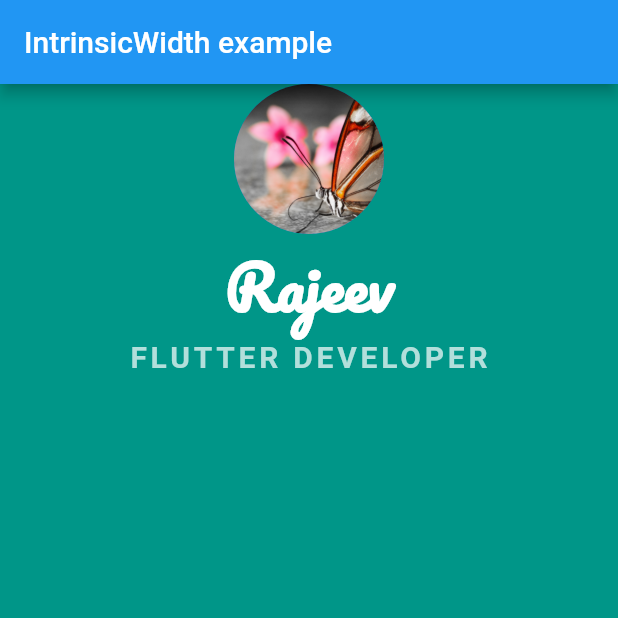
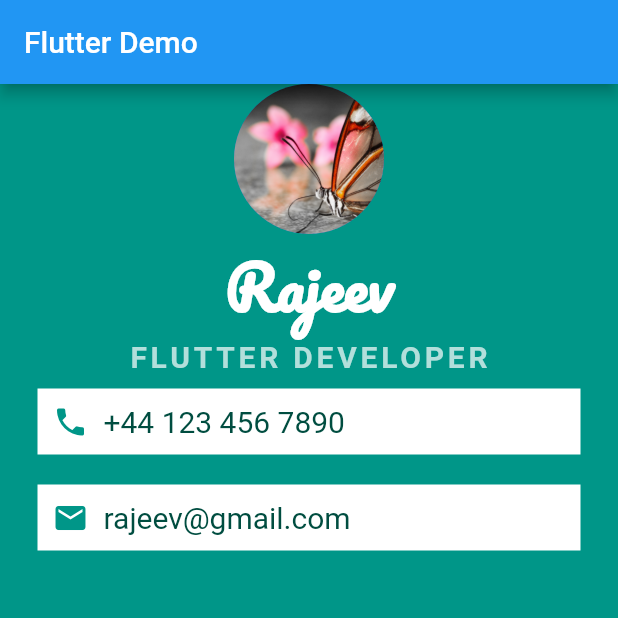
Before and after one commit to rajeevlochansahu/flutter_app_example, a Flutter app: the screen it shows after launch, on a phone screen of 412 x 824 dp, the top half of it. Run offline on Flutter 3.47's test engine with Material 2 defaults, Android fonts, the phone set to English and light mode, and no system bars; Roboto replaces fonts that are missing (Source Sans Pro).

Commit message:
Container widget with Text and Icon

```diff
--- a/lib/main.dart
+++ b/lib/main.dart
@@ -15,7 +15,7 @@ class MyApp extends StatelessWidget {
       title: 'Flutter Demo',
       home: Scaffold(
         backgroundColor: Colors.teal,
-        appBar: AppBar(title: Text('IntrinsicWidth example')),
+        appBar: AppBar(title: Text('Flutter Demo')),
         body: SafeArea(
           child: Column(
             children: <Widget>[
@@ -42,8 +42,45 @@ class MyApp extends StatelessWidget {
                     fontWeight: FontWeight.bold),
               ),
               Container(
+                padding: EdgeInsets.all(10.0),
+                color: Colors.white,
+                margin: EdgeInsets.symmetric(vertical: 10.0, horizontal: 25.0),
                 child: Row(
-                  children: [],
+                  children: [
+                    Icon(
+                      Icons.phone,
+                      color: Colors.teal,
+                    ),
+                    SizedBox(width: 10.0),
+                    Text(
+                      '+44 123 456 7890',
+                      style: TextStyle(
+                          fontFamily: 'Source Sans Pro',
+                          color: Colors.teal.shade900,
+                          fontSize: 20.0),
+                    )
+                  ],
+                ),
+              ),
+              Container(
+                padding: EdgeInsets.all(10.0),
+                color: Colors.white,
+                margin: EdgeInsets.symmetric(vertical: 10.0, horizontal: 25.0),
+                child: Row(
+                  children: [
+                    Icon(
+                      Icons.email,
+                      color: Colors.teal,
+                    ),
+                    SizedBox(width: 10.0),
+                    Text(
+                      'rajeev@gmail.com',
+                      style: TextStyle(
+                          fontFamily: 'Source Sans Pro',
+                          color: Colors.teal.shade900,
+                          fontSize: 20.0),
+                    )
+                  ],
                 ),
               )
             ],
```
